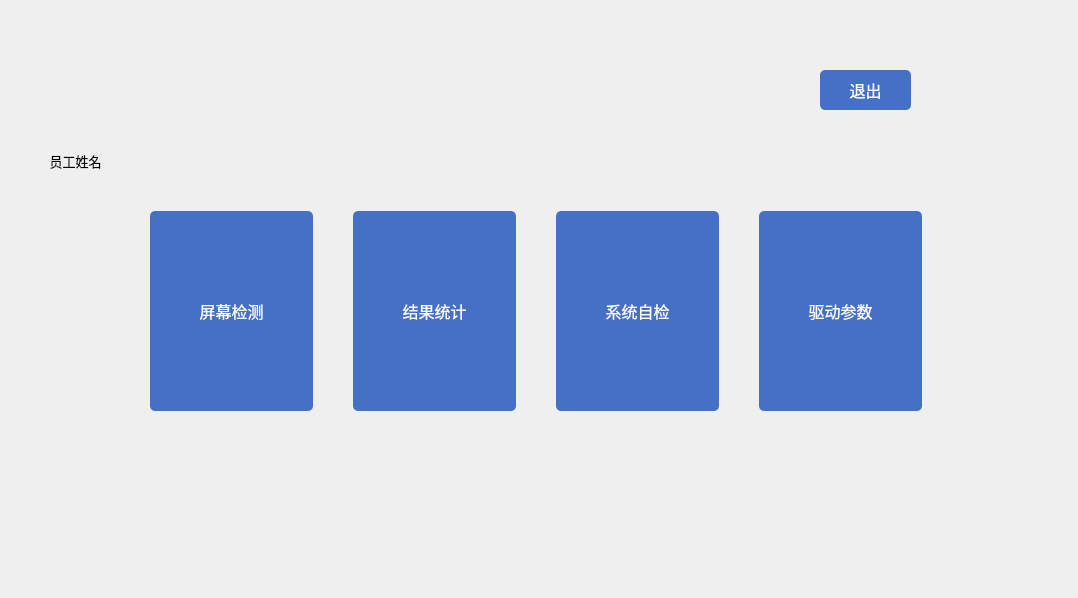
The window that choose.ui (jaueone/Magnetic) describes before a commit, drawn with Qt 5.
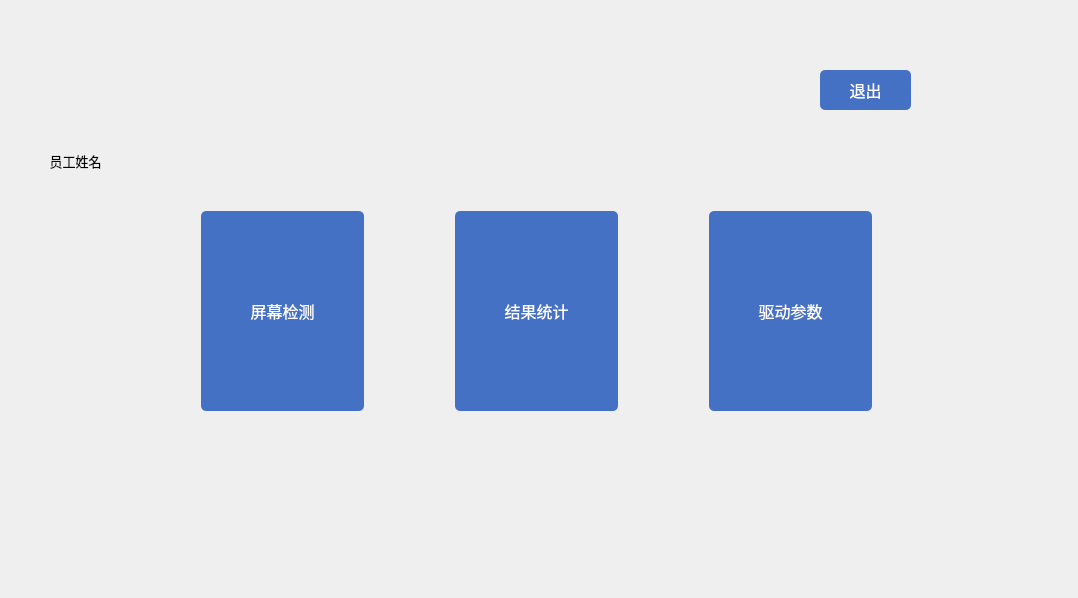
The same window after the commit.

What changed in the file:
```diff
--- a/choose.ui
+++ b/choose.ui
@@ -128,35 +128,6 @@
       </property>
      </widget>
     </item>
-    <item>
-     <widget class="QPushButton" name="pushButton_5">
-      <property name="minimumSize">
-       <size>
-        <width>163</width>
-        <height>200</height>
-       </size>
-      </property>
-      <property name="maximumSize">
-       <size>
-        <width>163</width>
-        <height>16777215</height>
-       </size>
-      </property>
-      <property name="font">
-       <font>
-        <family>微软雅黑</family>
-        <pointsize>12</pointsize>
-       </font>
-      </property>
-      <property name="styleSheet">
-       <string notr="true">QPushButton{color:white;background-color: rgb(68, 113, 196);border-radius:5px}
-QPushButton::pressed{background-color: rgb(142, 170, 220);}</string>
-      </property>
-      <property name="text">
-       <string>系统自检</string>
-      </property>
-     </widget>
-    </item>
     <item>
      <widget class="QPushButton" name="pushButton_3">
       <property name="minimumSize">
```
